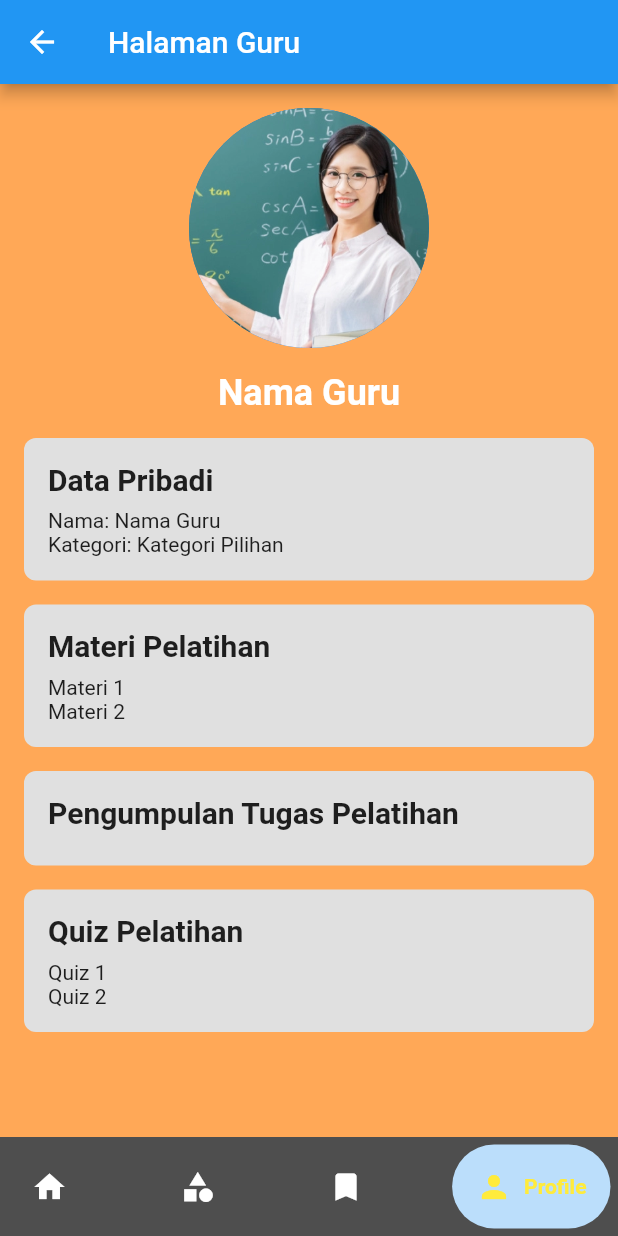
After one commit to Atinrohmayani/PROYEK-3, a Flutter app: the GuruPage screen opened directly, item 4 of the bottom bar chosen, on a phone screen of 412 x 824 dp. The commit adds this screen. Run offline on Flutter 3.47's test engine with Material 2 defaults, Android fonts, the light colour scheme and no system bars; drawn by our look-alikes of google_nav_bar.

Commit message:
tambah halaman guru : home, kategori, sertifikat, profile

```diff
--- /dev/null
+++ b/lib/PageGuru/GuruPage.dart
@@ -0,0 +1,80 @@
+import 'package:flutter/material.dart';
+import 'package:google_nav_bar/google_nav_bar.dart';
+import 'package:uniru_app/PageGuru/KategoriPage.dart';
+import 'package:uniru_app/PageGuru/PageHomeGuru.dart';
+import 'package:uniru_app/PageGuru/ProfilPage.dart';
+import 'package:uniru_app/PageGuru/SertifikatPage.dart';
+
+class GuruPage extends StatefulWidget {
+  @override
+  _GuruPageState createState() => _GuruPageState();
+}
+
+class _GuruPageState extends State<GuruPage> {
+  int _selectedIndex = 0;
+
+  static List<Widget> _pages = <Widget>[
+    PageHomeGuru(),
+    KategoriPage(),
+    SertifikatPage(),
+    ProfilPage(),
+  ];
+
+  void _onItemTapped(int index) {
+    setState(() {
+      _selectedIndex = index;
+    });
+  }
+
+  @override
+  Widget build(BuildContext context) {
+    return Scaffold(
+      appBar: AppBar(
+        title: Text('Halaman Guru'),
+      ),
+      body: _pages[_selectedIndex],
+      bottomNavigationBar: Container(
+        color: Color.fromARGB(255, 78, 78, 78),
+        child: Padding(
+          padding: const EdgeInsets.symmetric(
+            horizontal: 5,
+            vertical: 5,
+          ),
+          child: GNav(
+            curve: Curves.easeOutExpo,
+            backgroundColor: Color.fromARGB(255, 78, 78, 78),
+            color: Colors.white,
+            activeColor: Colors.yellow,
+            tabBackgroundColor: Colors.blue.shade100,
+            gap: 8,
+            selectedIndex: _selectedIndex,
+            onTabChange: (index) {
+              setState(() {
+                _selectedIndex = index;
+              });
+            },
+            padding: EdgeInsets.all(16),
+            tabs: const [
+              GButton(
+                icon: Icons.home,
+                text: 'Home',
+              ),
+              GButton(
+                icon: Icons.category,
+                text: 'Kategori',
+              ),
+              GButton(
+                icon: Icons.bookmark,
+                text: 'Sertifikat',
+              ),
+              GButton(
+                icon: Icons.person,
+                text: 'Profile',
+              ),
+            ],
+          ),
+        ),
+      ),
+    );
+  }
+}
--- /dev/null
+++ b/lib/PageGuru/ProfilPage.dart
@@ -0,0 +1,128 @@
+import 'package:flutter/material.dart';
+
+class ProfilPage extends StatelessWidget {
+  @override
+  Widget build(BuildContext context) {
+    return Scaffold(
+      backgroundColor: Color.fromARGB(255, 255, 168, 87),
+      body: SingleChildScrollView(
+        padding: EdgeInsets.all(16.0),
+        child: Column(
+          crossAxisAlignment: CrossAxisAlignment.center,
+          children: [
+            CircleAvatar(
+              radius: 80.0,
+              backgroundImage: AssetImage('assets/guru.png'),
+            ),
+            SizedBox(height: 16.0),
+            Text(
+              'Nama Guru',
+              style: TextStyle(
+                color: Colors.white,
+                fontSize: 24.0,
+                fontWeight: FontWeight.bold,
+              ),
+            ),
+            SizedBox(height: 16.0),
+            Container(
+              padding: EdgeInsets.all(16.0),
+              width: double.infinity,
+              decoration: BoxDecoration(
+                color: Colors.grey[300],
+                borderRadius: BorderRadius.circular(8.0),
+              ),
+              child: Column(
+                crossAxisAlignment: CrossAxisAlignment.start,
+                children: [
+                  Text(
+                    'Data Pribadi',
+                    style: TextStyle(
+                      fontSize: 20.0,
+                      fontWeight: FontWeight.bold,
+                    ),
+                  ),
+                  SizedBox(height: 8.0),
+                  Text('Nama: Nama Guru'),
+                  Text('Kategori: Kategori Pilihan'),
+                  // Tambahkan rincian data pribadi lainnya
+                ],
+              ),
+            ),
+            SizedBox(height: 16.0),
+            Container(
+              width: double.infinity,
+              padding: EdgeInsets.all(16.0),
+              decoration: BoxDecoration(
+                color: Colors.grey[300],
+                borderRadius: BorderRadius.circular(8.0),
+              ),
+              child: Column(
+                crossAxisAlignment: CrossAxisAlignment.start,
+                children: [
+                  Text(
+                    'Materi Pelatihan',
+                    style: TextStyle(
+                      fontSize: 20.0,
+                      fontWeight: FontWeight.bold,
+                    ),
+                  ),
+                  SizedBox(height: 8.0),
+                  Text('Materi 1'),
+                  Text('Materi 2'),
+                  // Tambahkan daftar materi lainnya
+                ],
+              ),
+            ),
+            SizedBox(height: 16.0),
+            Container(
+              width: double.infinity,
+              padding: EdgeInsets.all(16.0),
+              decoration: BoxDecoration(
+                color: Colors.grey[300],
+                borderRadius: BorderRadius.circular(8.0),
+              ),
+              child: Column(
+                crossAxisAlignment: CrossAxisAlignment.start,
+                children: [
+                  Text(
+                    'Pengumpulan Tugas Pelatihan',
+                    style: TextStyle(
+                      fontSize: 20.0,
+                      fontWeight: FontWeight.bold,
+                    ),
+                  ),
+                  SizedBox(height: 8.0),
+                ],
+              ),
+            ),
+            SizedBox(height: 16.0),
+            Container(
+              width: double.infinity,
+              padding: EdgeInsets.all(16.0),
+              decoration: BoxDecoration(
+                color: Colors.grey[300],
+                borderRadius: BorderRadius.circular(8.0),
+              ),
+              child: Column(
+                crossAxisAlignment: CrossAxisAlignment.start,
+                children: [
+                  Text(
+                    'Quiz Pelatihan',
+                    style: TextStyle(
+                      fontSize: 20.0,
+                      fontWeight: FontWeight.bold,
+                    ),
+                  ),
+                  SizedBox(height: 8.0),
+                  Text('Quiz 1'),
+                  Text('Quiz 2'),
+                  // Tambahkan daftar quiz lainnya
+                ],
+              ),
+            ),
+          ],
+        ),
+      ),
+    );
+  }
+}
--- a/lib/main.dart
+++ b/lib/main.dart
@@ -41,3 +41,17 @@ final List<Guru> guruList = [
   Guru('Guru 9', 'Matpel 9', 'assets/guru9.png', 'deskripsi guru...'),
   Guru('Guru 10', 'Matpel 10', 'assets/guru10.png', 'deskripsi guru...'),
 ];
+
+final List<String> kategori = [
+  'Kategori 1',
+  'Kategori 2',
+  'Kategori 3',
+  'Kategori 4',
+  'Kategori 5',
+  'Kategori 6',
+  'Kategori 7',
+  'Kategori 8',
+  'Kategori 9',
+  'Kategori 10',
+  // Tambahkan mata pelajaran lainnya jika diperlukan
+];
--- a/pubspec.yaml
+++ b/pubspec.yaml
@@ -35,6 +35,7 @@ dependencies:
   # The following adds the Cupertino Icons font to your application.
   # Use with the CupertinoIcons class for iOS style icons.
   cupertino_icons: ^1.0.2
+  google_nav_bar: ^5.0.6
 
 dev_dependencies:
   flutter_test:
```
Also changed, not shown: lib/PageGuru/KategoriPage.dart (added, +44 -0 lines), lib/PageGuru/PageHomeGuru.dart (added, +123 -0 lines), lib/PageGuru/SertifikatPage.dart (added, +42 -0 lines), lib/PageLogin/LoginPage.dart (+38 -1 lines), pubspec.lock.
